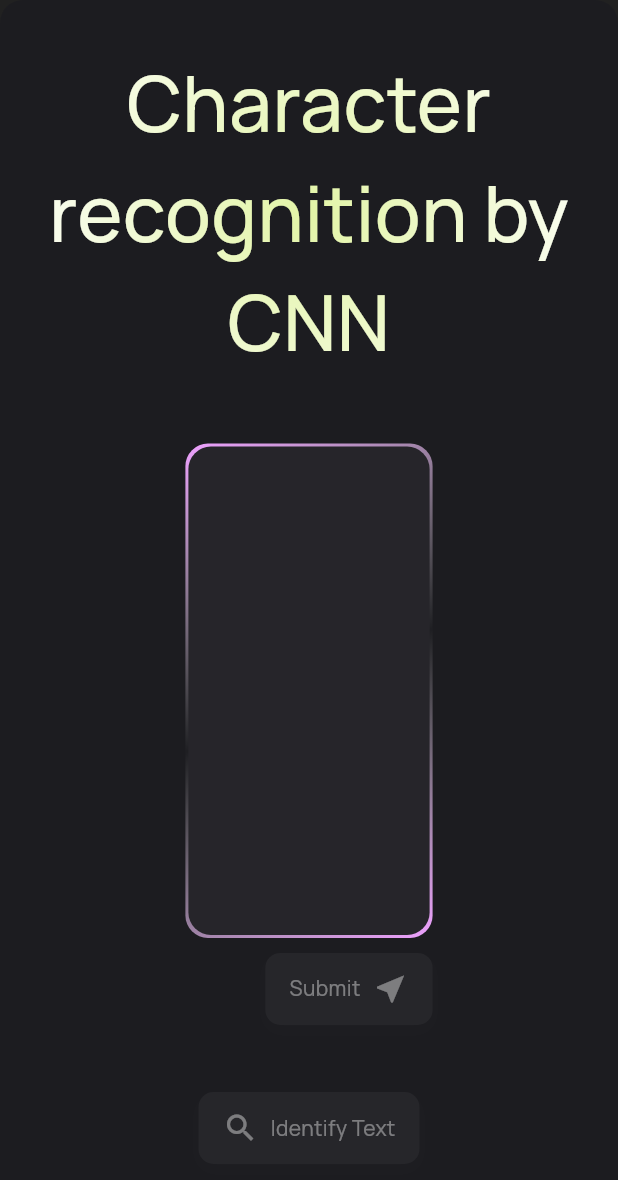
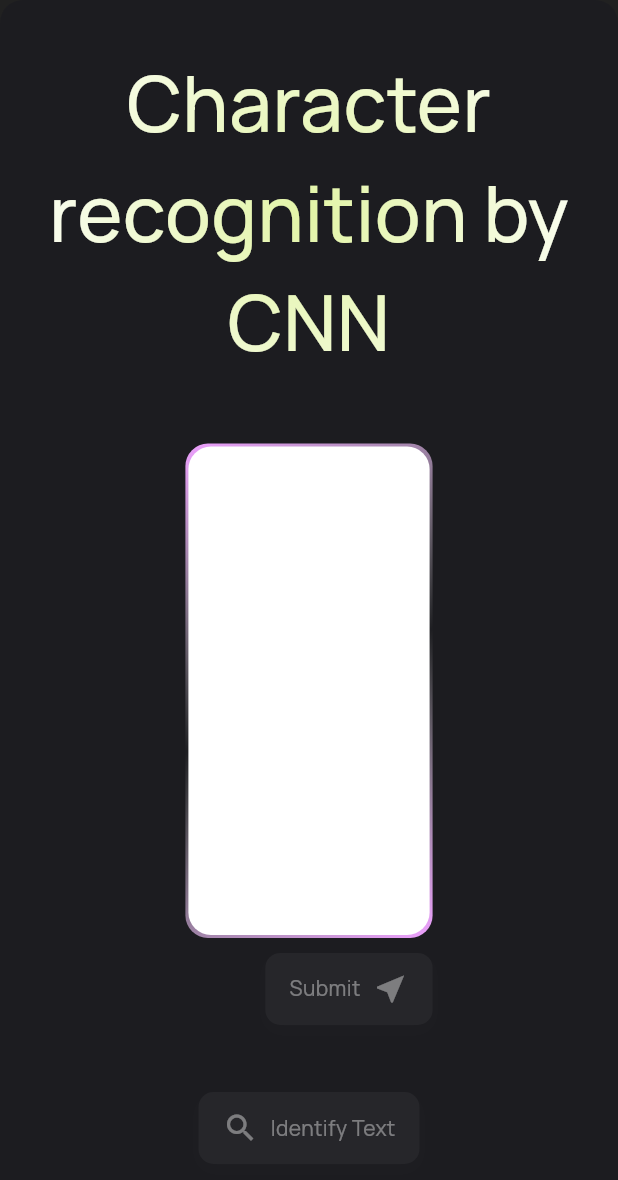
Before and after one commit to shammaskhann/HandWrittenTextIdentification_App, a Flutter app: the BuildMainContent widget shown alone on an empty page, opened directly with empty values, after a tap on "Scribe", after a tap on "Identify Text", on a phone screen of 412 x 824 dp. Shown: the top 1180 px of the screen. Run offline on Flutter 3.47's test engine with Material 3 defaults, Android fonts, the phone set to English and light mode, and no system bars; our stand-ins replace file_picker, get.

Commit message:
script history impl

```diff
--- /dev/null
+++ b/lib/screen/models/scripts.model.dart
@@ -0,0 +1,11 @@
+import 'package:ds_ai_project_ui/core/enums/model_type.dart';
+
+class ScriptModel {
+  final String content;
+  final ModelType modelType;
+
+  const ScriptModel({
+    required this.content,
+    required this.modelType,
+  });
+}
--- a/lib/screen/scripts/scripts_controller.dart
+++ b/lib/screen/scripts/scripts_controller.dart
@@ -3,6 +3,7 @@ import 'dart:typed_data';
 
 import 'package:ds_ai_project_ui/components/recognition_result.dart';
 import 'package:ds_ai_project_ui/core/enums/model_type.dart';
+import 'package:ds_ai_project_ui/screen/models/scripts.model.dart';
 import 'package:ds_ai_project_ui/services/api_service.dart';
 import 'package:ds_ai_project_ui/utils/api_exception.dart';
 import 'package:flutter/material.dart';
@@ -13,7 +14,7 @@ class ScriptsController extends GetxController {
   RxBool isProcessing = false.obs;
   RecognitionResult? recognitionResult;
   ApiService _apiService = ApiService();
-
+  RxList<ScriptModel> scripts = <ScriptModel>[].obs;
   void disposeAll() {
     isProcessing.value = false;
     recognitionResult = null;
@@ -39,6 +40,9 @@ class ScriptsController extends GetxController {
       log('Recognition Result: ${result}');
       log('Model Used: ${result.modelUsed}');
       recognitionResult = result;
+      scripts.add(
+        ScriptModel(content: result.prediction, modelType: modelTypee),
+      );
       isProcessing.value = false;
     } on ApiException catch (e) {
       log('API Error: ${e.message}');
--- a/lib/screen/scripts/widgets/buildMainContent.dart
+++ b/lib/screen/scripts/widgets/buildMainContent.dart
@@ -43,13 +43,14 @@ class _BuildMainContentState extends State<BuildMainContent> {
   bool _showWhiteBoard = false;
   late Color selectedColor;
   Uint8List? whiteBoardImageBytes;
-  double strokeWidth = 5;
+  double strokeWidth = 10;
   List<DrawingPoint?> drawingPoints = [];
   @override
   void initState() {
     // TODO: implement initState
     super.initState();
-    selectedColor = getColorByModelType(widget.modelType);
+    // selectedColor = getColorByModelType(widget.modelType);
+    selectedColor = Colors.black;
   }
 
   final ScriptsController _controller = Get.isRegistered<ScriptsController>()
@@ -172,7 +173,8 @@ class _BuildMainContentState extends State<BuildMainContent> {
                                   margin: const EdgeInsets.all(
                                       2), // Adjust margin to control border thickness
                                   decoration: BoxDecoration(
-                                    color: const Color(0xFF26252A),
+                                    // color: const Color(0xFF26252A),
+                                    color: Colors.white,
                                     borderRadius: BorderRadius.circular(15),
                                   ),
                                   child: GestureDetector(
--- a/lib/services/api_service.dart
+++ b/lib/services/api_service.dart
@@ -8,7 +8,7 @@ import 'package:http/http.dart' as http;
 
 class ApiService {
   static const String _baseUrl =
-      'http://192.168.18.125:5000'; // Replace with your actual API URL
+      'http://10.133.134.168:5000'; // Replace with your actual API URL
 
   Future<bool> _pingServer() async {
     //   try {
```
Also changed, not shown: lib/screen/scripts/scripts_screen.dart (+19 -14 lines).
